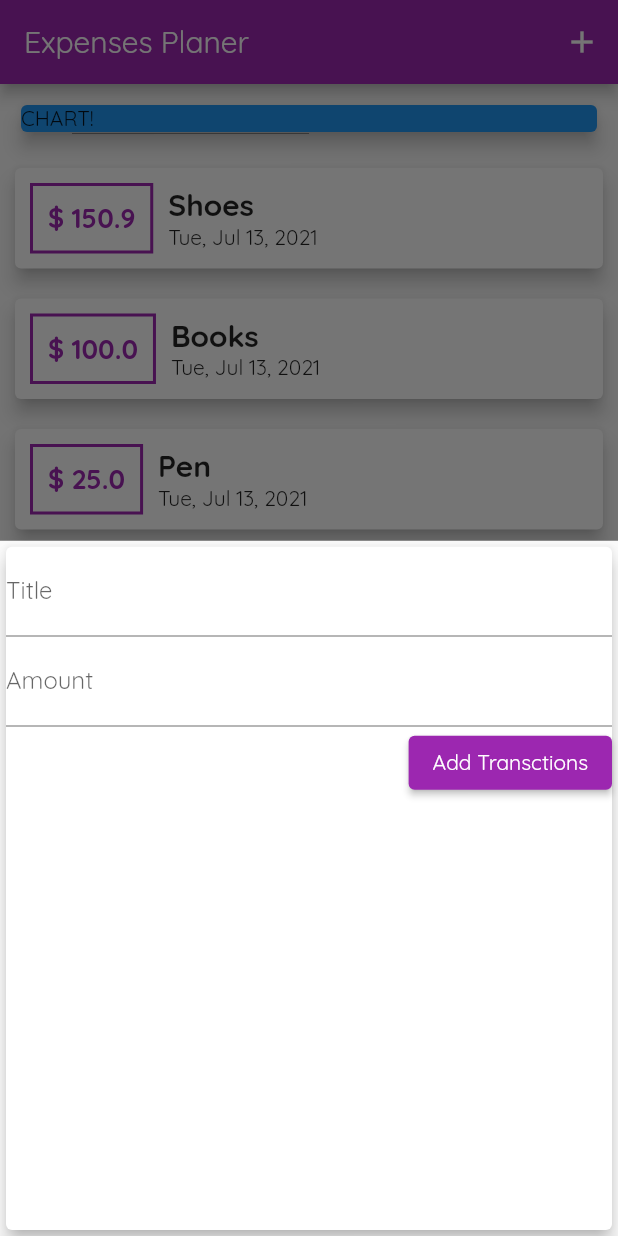
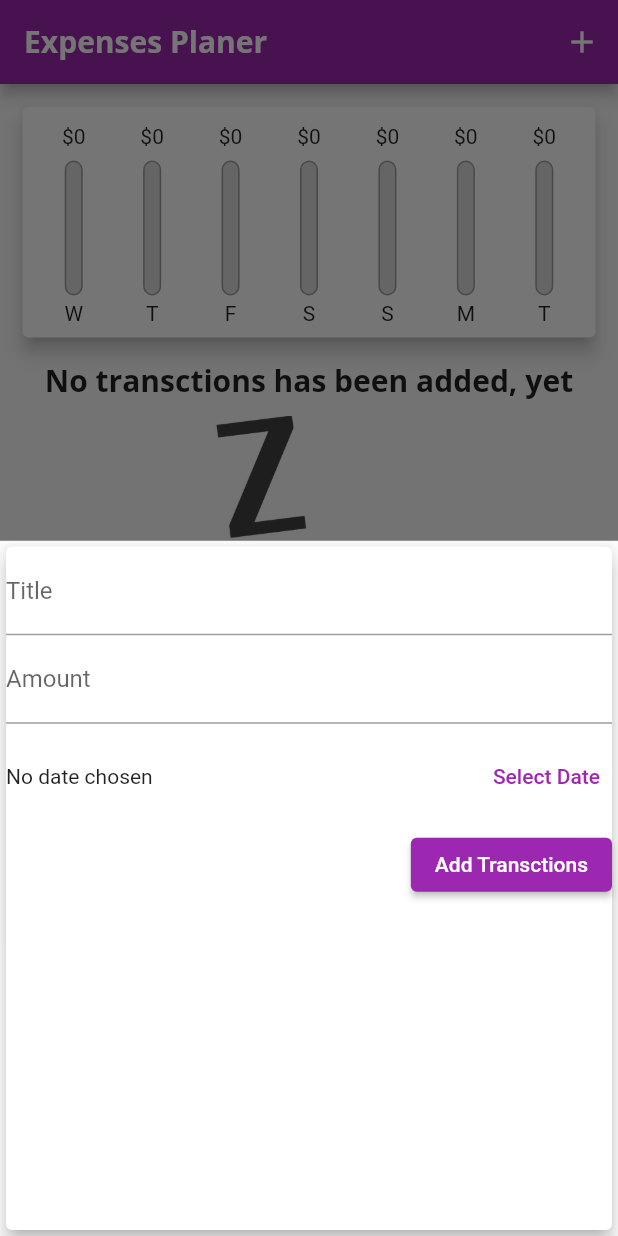
Before and after one commit to subash9860/expenses_planer, a Flutter app: the screen it shows after launch, after a tap on the "add" icon, on a phone screen of 412 x 824 dp. Run offline on Flutter 3.47's test engine with Material 2 defaults, Android fonts, the light colour scheme and no system bars; Roboto replaces fonts that are missing (Opensans).

Commit message:
Update chart n listtile

```diff
--- a/lib/main.dart
+++ b/lib/main.dart
@@ -3,6 +3,7 @@ import 'package:flutter/material.dart';
 import './widgets/new_transctions.dart';
 import './models/transctions.dart';
 import './widgets/transctions_list.dart';
+import './widgets/chart.dart';
 
 main() => runApp(MyApp());
 
@@ -17,9 +18,20 @@ class MyApp extends StatelessWidget {
         theme: ThemeData(
           primarySwatch: Colors.purple,
           accentColor: Colors.amber,
-        fontFamily: 'Quicksand'
+          fontFamily: 'Quicksand',
+          textTheme: ThemeData.light().textTheme.copyWith(
+              headline6: TextStyle(
+                  fontFamily: 'Opensans',
+                  fontSize: 20,
+                  fontWeight: FontWeight.bold)),
+          appBarTheme: AppBarTheme(
+            textTheme: ThemeData.light().textTheme.copyWith(
+                headline6: TextStyle(
+                    fontFamily: 'Opensans',
+                    fontSize: 20,
+                    fontWeight: FontWeight.bold)),
           ),
-    );
+        ));
   }
 }
 
@@ -30,17 +42,26 @@ class HomePage extends StatefulWidget {
 
 class _HomePageState extends State<HomePage> {
   final List<Transction> _usertransctions = [
-    Transction('a1', 'Shoes', 150.9, DateTime.now()),
-    Transction('a2', 'Books', 100.0, DateTime.now()),
-    Transction('a3', 'Pen', 25.00, DateTime.now()),
+    // Transction('a1', 'Shoes', 150.9, DateTime.now()),
+    // Transction('a2', 'Books', 100.0, DateTime.now()),
+    // Transction('a3', 'Pen', 25.00, DateTime.now()),
   ];
 
-  void _addNewTransctions(String txTitle, double txAmount) {
+  List<Transction> get _recentTranstions {
+    return _usertransctions
+        .where((element) => element.date.isAfter(DateTime.now().subtract(
+              Duration(days: 7),
+            )))
+        .toList();
+  }
+
+  void _addNewTransctions(
+      String txTitle, double txAmount, DateTime chosendate) {
     final newTx = Transction(
       DateTime.now().toString(),
       txTitle,
       txAmount,
-      DateTime.now(),
+      chosendate,
     );
 
     setState(() {
@@ -56,6 +77,12 @@ class _HomePageState extends State<HomePage> {
               onTap: () {},
               behavior: HitTestBehavior.opaque,
               child: NewTransctions(_addNewTransctions));
+        });
+  }
+
+  void _deleteTransctions( String _id) {
+    setState(() {
+      _usertransctions.removeWhere((element) => element.id == _id);
     });
   }
 
@@ -77,14 +104,15 @@ class _HomePageState extends State<HomePage> {
           child: Column(
             crossAxisAlignment: CrossAxisAlignment.stretch,
             children: [
-              Container(
-                  padding: EdgeInsets.all(10),
-                  child: Card(
-                    elevation: 5,
-                    child: Text('CHART!'),
-                    color: Colors.blue,
-                  )),
-              TransctionList(_usertransctions),
+              Chart(_recentTranstions),
+              // Container(
+              //     padding: EdgeInsets.all(10),
+              //     child: Card(
+              //       elevation: 5,
+              //       child: Text('CHART!'),
+              //       color: Colors.blue,
+              //     )),
+              TransctionList(_usertransctions,_deleteTransctions),
               FloatingActionButton(
                 onPressed: () => _startAddNewTransction(context),
                 child: Icon(Icons.add),
--- /dev/null
+++ b/lib/widgets/chart.dart
@@ -0,0 +1,64 @@
+import 'package:expenses_planer/widgets/chartbar.dart';
+import 'package:flutter/material.dart';
+import 'package:intl/intl.dart';
+
+import '../models/transctions.dart';
+
+class Chart extends StatelessWidget {
+  // const Chart({ Key? key }) : super(key: key);
+  final List<Transction> recentTransctions;
+  Chart(this.recentTransctions);
+
+  List<Map<String, Object>> get groupedTransactionValues {
+    return List.generate(7, (index) {
+      final weekday = DateTime.now().subtract(Duration(days: index));
+      var totalSum = 0.0;
+
+      for (int i = 0; i < recentTransctions.length; i++) {
+        if (recentTransctions[i].date.day == weekday.day &&
+            recentTransctions[i].date.month == weekday.month &&
+            recentTransctions[i].date.year == weekday.year) {
+          totalSum += recentTransctions[i].amount;
+        }
+      }
+      // print(DateFormat.E().format(weekday));
+      // print(totalSum);
+      return {
+        'day': DateFormat.E().format(weekday).substring(0, 1),
+        'amount': totalSum,
+      };
+    }).reversed.toList();
+  }
+
+  double get totalspending {
+    return groupedTransactionValues.fold(
+        0.0, (sum, item) => sum + double.parse(item['amount'].toString()));
+  }
+
+  @override
+  Widget build(BuildContext context) {
+    print(groupedTransactionValues);
+    return Card(
+      // color: Theme.of(context).accentColor,
+      elevation: 5,
+      margin: EdgeInsets.all(15),
+      child: Padding(
+        padding: const EdgeInsets.all(8.0),
+        child: Row(
+          mainAxisAlignment: MainAxisAlignment.spaceAround,
+          children: groupedTransactionValues.map((data) {
+            return Flexible(
+              fit: FlexFit.tight,
+              child: ChartBar(
+                  data['day'],
+                  data['amount'],
+                  totalspending == 0
+                      ? 0.0
+                      : ((data['amount'] as double) / totalspending)),
+            );
+          }).toList(),
+        ),
+      ),
+    );
+  }
+}
--- /dev/null
+++ b/lib/widgets/chartbar.dart
@@ -0,0 +1,51 @@
+import 'package:flutter/material.dart';
+
+class ChartBar extends StatelessWidget {
+  // const ChartBar({ Key? key }) : super(key: key);
+//
+  final lable;
+  final spendingamount;
+  final spendingPctOfTotal;
+  ChartBar(this.lable, this.spendingamount, this.spendingPctOfTotal);
+  @override
+  Widget build(BuildContext context) {
+    return Column(
+      children: [
+        SizedBox(
+          height: 4,
+        ),
+        Container(height: 20,child: Text('\$${spendingamount.toStringAsFixed(0)}')),
+        SizedBox(
+          height: 4,
+        ),
+        Container(
+          height: 90,
+          width: 12,
+          child: Stack(
+            children: [
+              Container(
+                decoration: BoxDecoration(
+                  border: Border.all(color: Colors.grey, width: 1.0),
+                  color: Color.fromRGBO(220, 220, 220, 1),
+                  borderRadius: BorderRadius.circular(10),
+                ),
+              ),
+              FractionallySizedBox(
+                heightFactor: spendingPctOfTotal,
+                child: Container(
+                  decoration: BoxDecoration(
+                      color: Theme.of(context).primaryColor,
+                      borderRadius: BorderRadius.circular(10)),
+                ),
+              )
+            ],
+          ),
+        ),
+        SizedBox(
+          height: 4,
+        ),
+        Text(lable)
+      ],
+    );
+  }
+}
--- a/lib/widgets/new_transctions.dart
+++ b/lib/widgets/new_transctions.dart
@@ -1,4 +1,5 @@
 import 'package:flutter/material.dart';
+import 'package:intl/intl.dart';
 
 class NewTransctions extends StatefulWidget {
   // const NewsTransctions({ Key? key }) : super(key: key);
@@ -11,17 +12,37 @@ class NewTransctions extends StatefulWidget {
 }
 
 class _NewTransctionsState extends State<NewTransctions> {
-  final titleController = TextEditingController();
-  final amountController = TextEditingController();
+  final _titleController = TextEditingController();
+  final _amountController = TextEditingController();
+  DateTime? _selectedDate;
 
-  submit() {
-    final titleSubmit = titleController.text;
-    final amountSubmit = double.parse(amountController.text);
-    if (titleSubmit.isEmpty || amountSubmit <= 0) {
+  _submit() {
+    if (_amountController.text.isEmpty) {
       return;
     }
-    widget.addtranscations(titleSubmit, amountSubmit);
+    final titleSubmit = _titleController.text;
+    final amountSubmit = double.parse(_amountController.text);
+    if (titleSubmit.isEmpty || amountSubmit <= 0 || _selectedDate == null) {
+      return;
+    }
+    widget.addtranscations(titleSubmit, amountSubmit,_selectedDate,);
     Navigator.of(context).pop();
+  }
+
+  void _presentDatePicker() {
+    showDatePicker(
+      context: context,
+      initialDate: DateTime.now(),
+      firstDate: DateTime(2021),
+      lastDate: DateTime.now(),
+    ).then((pickedDate) {
+      if (pickedDate == null) {
+        return;
+      }
+      setState(() {
+        _selectedDate = pickedDate;
+      });
+    });
   }
 
   @override
@@ -34,27 +55,37 @@ class _NewTransctionsState extends State<NewTransctions> {
           TextField(
             decoration: InputDecoration(labelText: 'Title'),
             // onChanged: (value) => titlechange = value,
-            controller: titleController,
-            onSubmitted: (_) => submit(),
+            controller: _titleController,
+            onSubmitted: (_) => _submit(),
           ),
           TextField(
             decoration: InputDecoration(labelText: 'Amount'),
             // onChanged: (value) => amountChnage = value,
-            controller: amountController,
+            controller: _amountController,
             keyboardType: TextInputType.number,
-            onSubmitted: (_) => submit(),
+            onSubmitted: (_) => _submit(),
+          ),
+          Container(
+            height: 70,
+            child: Row(
+              children: [
+                Expanded(
+                  child: Text(
+                    (_selectedDate == null)
+                        ? "No date chosen"
+                        : "Chosen Date: ${DateFormat.yMd().format(_selectedDate!)}",
+                  ),
+                ),
+                SizedBox(width: 20),
+                TextButton(
+                    onPressed: _presentDatePicker, child: Text("Select Date"))
+              ],
+            ),
           ),
           ElevatedButton(
             child: Text('Add Transctions'),
-            onPressed: submit,
+            onPressed: _submit,
           )
-          // () {
-          //   addtranscations(
-          //       titleController.text, double.parse(amountController.text));
-          // print('$titlechange , $amountChnage');
-          // print(titleController.text);
-          // print(amountController.text);
-          // },
         ],
       ),
     );
--- a/lib/widgets/transctions_list.dart
+++ b/lib/widgets/transctions_list.dart
@@ -4,50 +4,60 @@ import 'package:intl/intl.dart';
 class TransctionList extends StatelessWidget {
   // const Transctions({ Key? key }) : super(key: key);
   final List _transctions;
-  TransctionList(this._transctions);
+  final Function delTx;
+  TransctionList(this._transctions,this.delTx);
 
   @override
   Widget build(BuildContext context) {
     return Container(
-      height: 570,
-      child: ListView.builder(
+      height: 400,
+      child: _transctions.isEmpty
+          ? Column(
+              children: [
+                Text(
+                  'No transctions has been added, yet',
+                  style: Theme.of(context).textTheme.headline6,
+                ),
+                SizedBox(
+                  height: 10,
+                ),
+                Container(
+                    height: 300,
+                    child: Image.asset(
+                      'assets/images/waiting.png',
+                      fit: BoxFit.cover,
+                    )),
+              ],
+            )
+          : ListView.builder(
               itemCount: _transctions.length,
               itemBuilder: (context, index) {
                 return Card(
                   elevation: 5,
-            margin: EdgeInsets.all(10),
-            child: Row(
-              children: [
-                Padding(
-                  padding: const EdgeInsets.all(10.0),
-                  child: Container(
-                    child: Text(
-                      '\$ ${_transctions[index].amount}',
-                      style:
-                          TextStyle(fontSize: 18, fontWeight: FontWeight.bold, color: Theme.of(context).primaryColor),
-                    ),
-                    padding: EdgeInsets.all(10),
-                    decoration: BoxDecoration(
-                        border: Border.all(
-                      color: Theme.of(context).primaryColor,
-                      width: 2,
-                    )),
+                  margin: EdgeInsets.symmetric(vertical: 8, horizontal: 8),
+                  child: ListTile(
+                    leading: CircleAvatar(
+                      radius: 30,
+                      child: Padding(
+                        padding: const EdgeInsets.all(8.0),
+                        child: FittedBox(
+                          child: Text("\$ ${_transctions[index].amount}"),
                         ),
                       ),
-                Column(
-                  crossAxisAlignment: CrossAxisAlignment.start,
-                  children: [
-                    Text(
+                    ),
+                    title: Text(
                       _transctions[index].title,
-                      style:
-                          TextStyle(fontWeight: FontWeight.bold, fontSize: 20),
+                      style: Theme.of(context).textTheme.headline6,
                     ),
-                    Text(
-                      DateFormat.yMMMEd().format(_transctions[index].date),
-                    )
-                  ],
+                    subtitle: Text(
+                        DateFormat.yMMMd().format(_transctions[index].date)),
+                    trailing: IconButton(
+                      icon: Icon(
+                        Icons.delete,
+                        color: Theme.of(context).errorColor,
                       ),
-              ],
+                      onPressed:()=> delTx(_transctions[index].id),
+                    ),
                   ),
                 );
               },
--- a/pubspec.yaml
+++ b/pubspec.yaml
@@ -48,8 +48,8 @@ flutter:
   uses-material-design: true
 
   # To add assets to your application, add an assets section, like this:
-  # assets:
-    # - images/a_dot_burr.jpeg
+  assets:
+    - assets/images/waiting.png
     # - images/a_dot_ham.jpeg
 
   # An image asset can refer to one or more resolution-specific "variants", see
```
Lines whose indentation alone changed are shown as unchanged.
